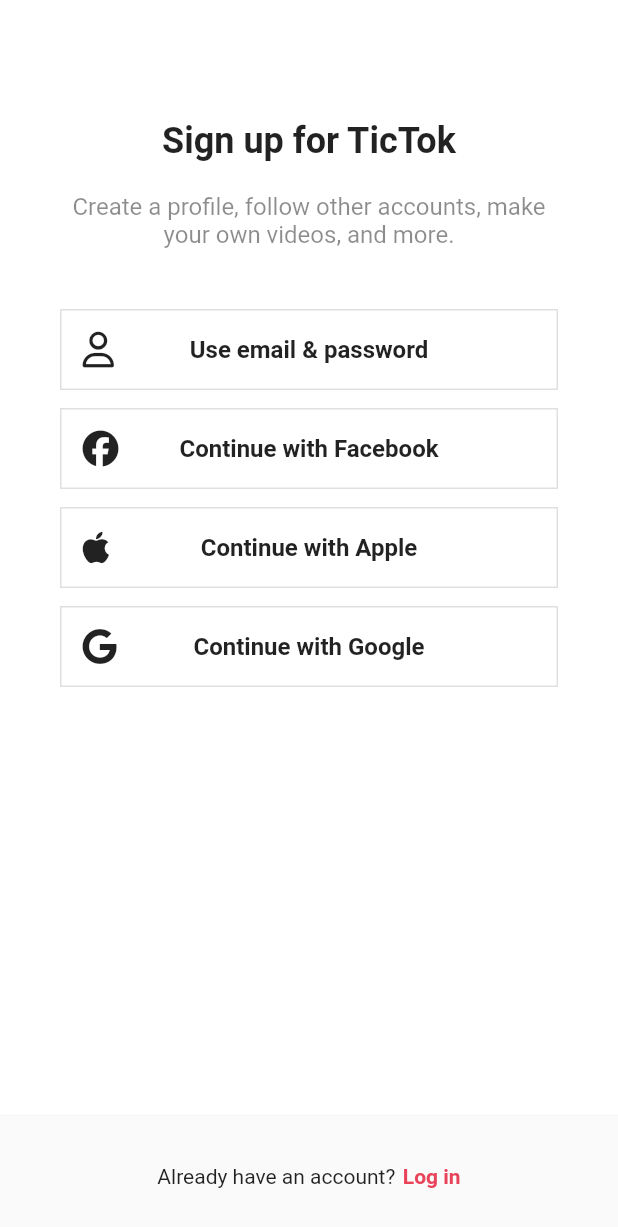
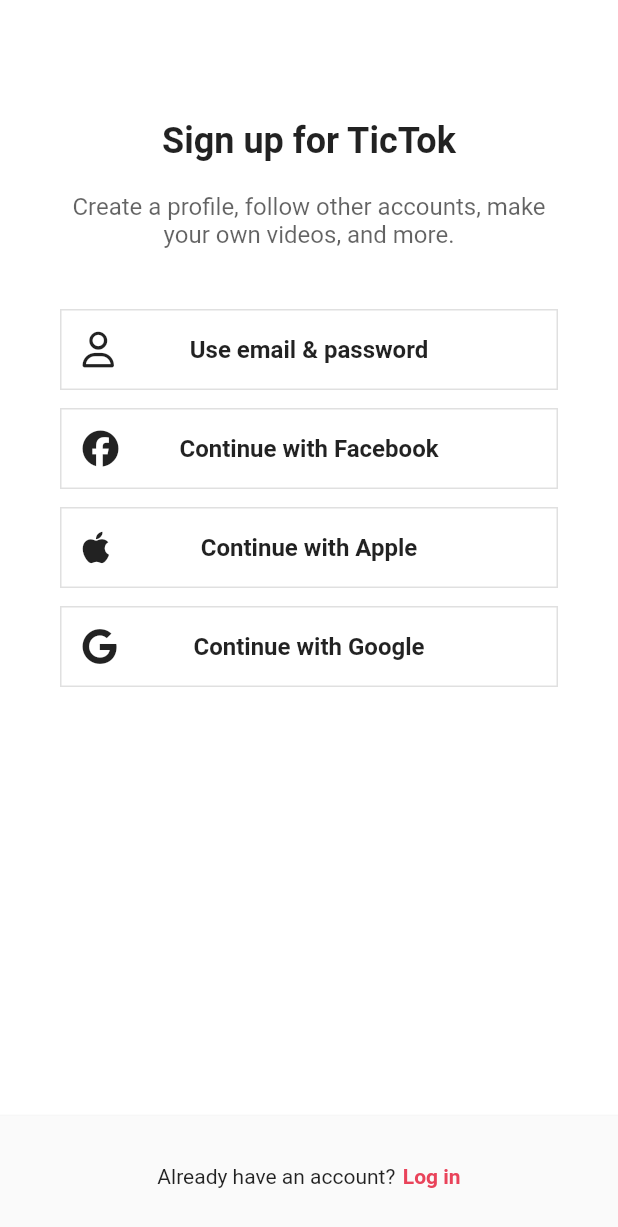
Before and after one commit to Carl-Lee91/tiktok_clone, a Flutter app: the SignUpScreen screen opened directly, on a phone screen of 412 x 824 dp. Shown: the top 1227 px of the screen. Run offline on Flutter 3.47's test engine with Material 2 defaults, Android fonts, the phone set to English and light mode, and no system bars; our stand-ins replace font_awesome_flutter, video_player, visibility_detector.

Commit message:
06.01 complete

```diff
--- a/lib/screens/features/authentication/sign_up_screen.dart
+++ b/lib/screens/features/authentication/sign_up_screen.dart
@@ -5,6 +5,7 @@ import 'package:tiktok_clone/constants/sizes.dart';
 import 'package:tiktok_clone/screens/features/authentication/login_screen.dart';
 import 'package:tiktok_clone/screens/features/authentication/widgets/auth_button.dart';
 import 'package:tiktok_clone/screens/features/authentication/username_screen.dart';
+import 'package:tiktok_clone/utils.dart';
 
 class SignUpScreen extends StatelessWidget {
   const SignUpScreen({super.key});
@@ -51,13 +52,15 @@ class SignUpScreen extends StatelessWidget {
                     ),
                   ),
                   Gaps.v20,
-                  const Text(
-                    "Create a profile, follow other accounts, make your own videos, and more.",
-                    style: TextStyle(
-                      fontSize: Sizes.size16,
-                      color: Colors.black45,
+                  const Opacity(
+                    opacity: 0.7,
+                    child: Text(
+                      "Create a profile, follow other accounts, make your own videos, and more.",
+                      style: TextStyle(
+                        fontSize: Sizes.size16,
+                      ),
+                      textAlign: TextAlign.center,
                     ),
-                    textAlign: TextAlign.center,
                   ),
                   Gaps.v40,
                   if (orientation == Orientation.portrait) ...[
@@ -130,7 +133,7 @@ class SignUpScreen extends StatelessWidget {
             ),
           ),
           bottomNavigationBar: BottomAppBar(
-            color: Colors.grey.shade50,
+            color: isDarkMode(context) ? null : Colors.grey.shade50,
             elevation: 2,
             child: Padding(
               padding: const EdgeInsets.symmetric(
--- /dev/null
+++ b/lib/utils.dart
@@ -0,0 +1,4 @@
+import 'package:flutter/material.dart';
+
+bool isDarkMode(BuildContext context) =>
+    MediaQuery.of(context).platformBrightness == Brightness.dark;
```
Also changed, not shown: lib/main.dart (+17 -2 lines).
